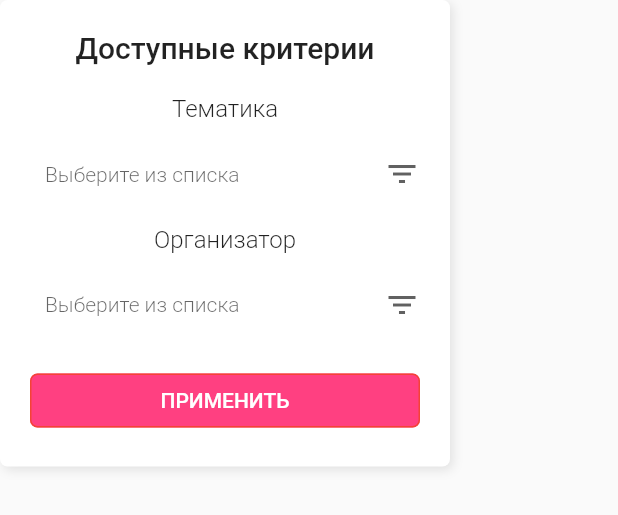
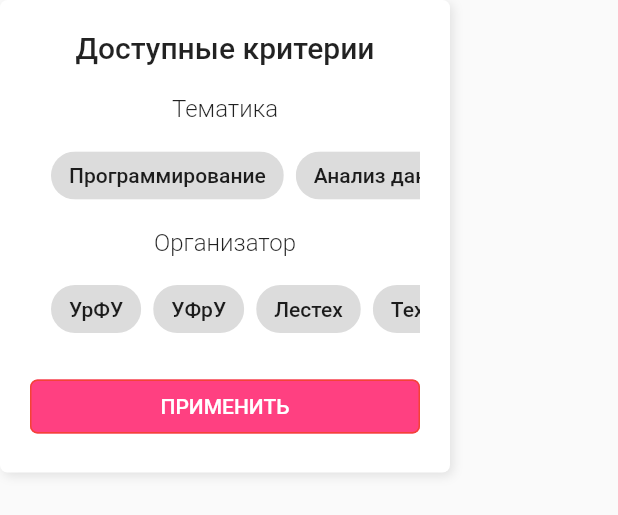
Before and after one commit to UEvents/app, a Flutter app: the FilterBar widget shown alone on an empty page, opened directly, after a tap on "Фильтрация", on a phone screen of 412 x 824 dp. Shown: the top 515 px of the screen. Run offline on Flutter 3.47's test engine with Material 2 defaults, Android fonts, the light colour scheme and no system bars; our stand-ins replace cloud_firestore, datetime_picker_formfield, firebase_auth, flutter_form_builder, fluttertoast; accounts and stored records are empty; network calls fail.

```diff
--- /dev/null
+++ b/lib/domain/access.dart
@@ -0,0 +1,31 @@
+import 'package:uevents/domain/accessLevel.dart';
+
+class Access
+{
+  int level;
+
+  Access(this.level);
+
+  bool isValid(int level)
+  {
+    return level >= AccessLevel.USER.index && level <= AccessLevel.ADMIN.index;
+  }
+
+  @override
+  String toString() {
+    switch(level)
+    {
+      case 0:
+        return "Пользователь";
+      break;
+      case 1:
+        return "Организатор";
+      break;
+      case 2:
+        return "Администратор";
+      break;
+    }
+
+    return "ошибка";
+  }
+}
--- /dev/null
+++ b/lib/domain/accessLevel.dart
@@ -0,0 +1,4 @@
+enum AccessLevel
+{
+  USER, ORGANIZER, ADMIN
+}
--- /dev/null
+++ b/lib/domain/events.dart
@@ -0,0 +1,26 @@
+import 'package:uevents/data/data.dart';
+import 'package:uevents/services/database.dart';
+
+class Events
+{
+  static var toShow = DatabaseService().getEvents();
+
+  //loadData(List<String> filters) async {
+  //  var stream = DatabaseService().getEvents();
+//
+  //  stream.listen((List<Data> dataList) {
+  //    if (filters != null)
+  //        toShow = dataList.where((g) => g.organizer == filters.first);
+  //      else
+  //        toShow = dataList;
+  //    }
+  //  );
+  //}
+//
+  //Stream<Data> getData() async*
+  //{
+  //  for (var i = 0; i < toShow.length; i++)
+  //    yield toShow[i];
+  //}
+
+}
--- a/lib/screens/auth.dart
+++ b/lib/screens/auth.dart
@@ -147,7 +147,7 @@ class _AuthorizationPageState extends State<AuthorizationPage> {
 
       if (_email.isEmpty || _password.isEmpty) return;
 
-      User user = await _authService.signInWithEmailAndPasswor(
+      User user = await _authService.signInWithEmailAndPassword(
           _email.trim(), _password.trim());
       if (user == null) {
         buildToast("Не удается войти. Пожалуйста, проверьте логин/пароль");
--- a/lib/services/auth.dart
+++ b/lib/services/auth.dart
@@ -4,7 +4,7 @@ import 'package:uevents/domain/user.dart';
 class AuthService {
   final FirebaseAuth _fAuth = FirebaseAuth.instance;
 
-  Future<User> signInWithEmailAndPasswor(String email, String password) async {
+  Future<User> signInWithEmailAndPassword(String email, String password) async {
     try {
       AuthResult result = await _fAuth.signInWithEmailAndPassword(
           email: email, password: password);
--- a/lib/widgets/formElement.dart
+++ b/lib/widgets/formElement.dart
@@ -17,7 +17,7 @@ class FormElement
     );
   }
 
-  static Widget createDateElement(String label, Function(dynamic val) stateSetter)
+  static Widget createDateElement(String label, Function(dynamic val) stateSetter, String Function(dynamic) formValidator)
   {
     return Container(
       child: DateTimeField(
@@ -25,6 +25,7 @@ class FormElement
           labelText: label,
           labelStyle: TextStyle(fontSize: 16)
         ),
+        validator: formValidator,
         format: DateFormat("yyyy-MM-dd"),
         onShowPicker: (context, currentValue) async {
           var date = await showDatePicker(
--- a/lib/widgets/landingWidgets/filterBar.dart
+++ b/lib/widgets/landingWidgets/filterBar.dart
@@ -4,6 +4,7 @@ import 'package:flutter/material.dart';
 class FilterBar extends StatefulWidget
 {
   bool _filterBarExpanded;
+  void Function() _onPressed;
   Map<String, List<String>> _filters = {
     "Тематика" : ["Программирование", "Анализ данных", "Маркетинг", "Экономика"],
     "Организатор" : ["УрФУ", "УФрУ", "Лестех", "Техлес"]
@@ -14,7 +15,7 @@ class FilterBar extends StatefulWidget
     return _filterBarExpanded;
   }
 
-  void setFilters( Map<String, List<String>> filters)
+  void setFilters(Map<String, List<String>> filters)
   {
     _filters = filters;
   }
@@ -24,7 +25,7 @@ class FilterBar extends StatefulWidget
     _filterBarExpanded = isExpanded;
   }
 
-  FilterBar(this._filterBarExpanded);
+  FilterBar(this._filterBarExpanded, this._onPressed);
 
   @override
   State<StatefulWidget> createState() => _FilterBarState();
@@ -101,7 +102,7 @@ class _FilterBarState extends State<FilterBar>
     content.add(Padding(padding: EdgeInsets.symmetric(vertical: 8)));
 
     content.add(FlatButton(
-      onPressed: () {  },
+      onPressed: () => widget._onPressed,
       shape: RoundedRectangleBorder(
           borderRadius: BorderRadius.circular(5.0),
           side: BorderSide(color: Colors.red)),
@@ -126,9 +127,12 @@ class _FilterBarState extends State<FilterBar>
       child: Container(
         padding: EdgeInsets.fromLTRB(20, 10, 20, 20),
         width: 300,
-        child: ListView(
-          shrinkWrap: true,
-          children: content
+        child: ScrollConfiguration(
+          behavior: _CustomScrollBehaviour(),
+          child: ListView(
+            shrinkWrap: true,
+            children: content
+          ),
         )
       ),
     );
@@ -144,39 +148,45 @@ class _FilterBarState extends State<FilterBar>
                 border: OutlineInputBorder(borderSide: BorderSide.none),
                 contentPadding: EdgeInsets.only(left: 10)
               ),
-              child: _createDropDownItem(filtersTitle, filters, (val) => { setState(() { _filterSelectedValues[filtersTitle] = val; })})
+              child: _createFilterItem(filtersTitle, filters, (val) => { setState(() { _filterSelectedValues[filtersTitle] = val; })})
             ),
           );
         }
     );
   }
 
-  DropdownButton _createDropDownItem(String groupName, List<String> filters, void Function(String arg) onChangedFunc)
+  Widget _createFilterItem(String groupName, List<String> filters, void Function(String arg) onChangedFunc)
   {
-    List<DropdownMenuItem> items = List<DropdownMenuItem>();
+    List<Widget> items = List<Widget>();
 
     for (var filter in filters)
     {
-      items.add(DropdownMenuItem<String>(
-        value: filter,
-        child: Container(
-          child: Row(
-            crossAxisAlignment: CrossAxisAlignment.center,
-            children: [
-              Text(filter, style: TextStyle(fontSize: 14, fontWeight: FontWeight.w300))
-            ]
-          ),
-        )
+      items.add(Container(
+        margin: EdgeInsets.symmetric(horizontal: 4),
+        child: ChoiceChip(
+          selected: false,
+          label: Text(filter),
+          onSelected: (val) {},
+        ),
       ));
     }
 
-    return DropdownButton(
-      isExpanded: true,
-      value: _filterSelectedValues[groupName],
-      underline: Container(),
-      icon: Icon(Icons.filter_list),
-      hint: Text('Выберите из списка',  style: TextStyle(fontSize: 14, fontWeight: FontWeight.w300)),
-      items: items,
-      onChanged: (arg) => onChangedFunc(arg));
+    return Container(height: 50, child:
+      ScrollConfiguration(
+        behavior: _CustomScrollBehaviour(),
+          child: ListView(
+          shrinkWrap: true,
+          scrollDirection: Axis.horizontal,
+          children: items
+        ),
+      )
+    );
   }
 }
+
+class _CustomScrollBehaviour extends ScrollBehavior {
+  Widget buildViewportChrome(
+      BuildContext context, Widget child, AxisDirection axisDirection) {
+    return child;
+  }
+}
--- a/lib/widgets/personalData.dart
+++ b/lib/widgets/personalData.dart
@@ -22,6 +22,7 @@ class PersonalData extends State<PersonalDataPage> {
                     color: Colors.grey[500], fontWeight: FontWeight.bold))),
         CustomListTile('Email:', user.email, () => {}),
         CustomListTile('ID аккаунта:', user.id, () => {}),
+        CustomListTile('Уровень доступа: ', user.access.toString(), () => {})
       ]),
     ));
   }
```
Also changed, not shown: lib/common/savebutton.dart (+3 -5 lines), lib/domain/eventWidget.dart (added, +22 -0 lines), lib/domain/showEvent.dart (+12 -12 lines), lib/domain/user.dart (+37 -0 lines), lib/screens/landing.dart (+51 -30 lines), lib/services/addEvent.dart (+8 -4 lines), lib/services/database.dart (+22 -1 lines), resources/background.png (added).
